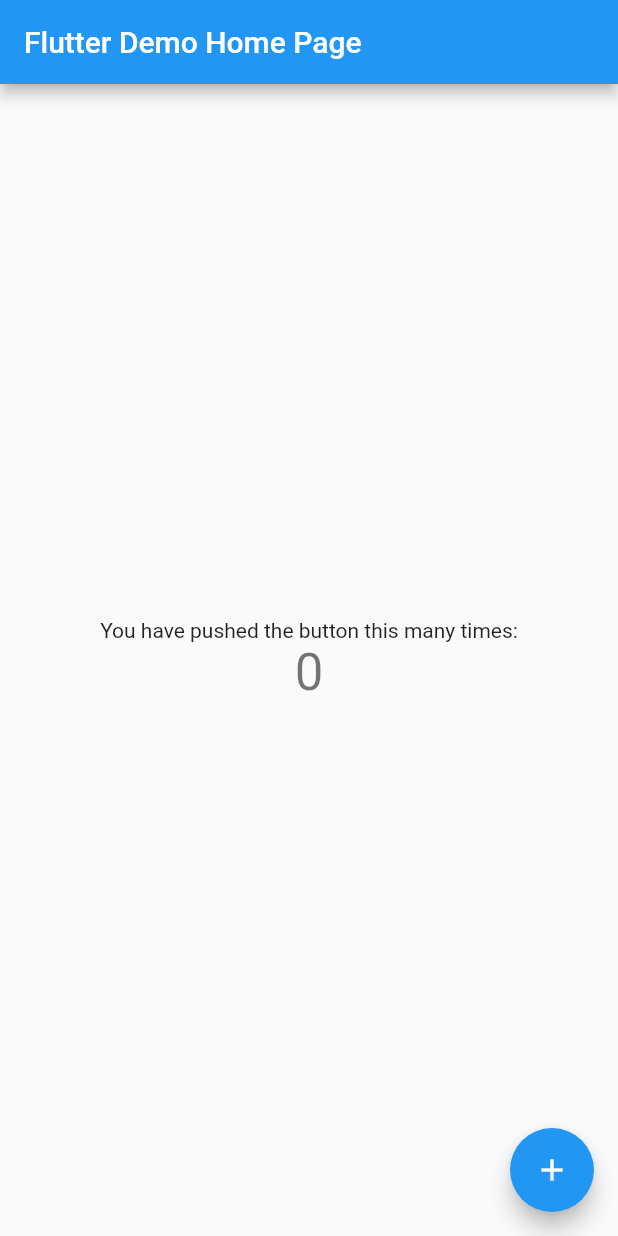
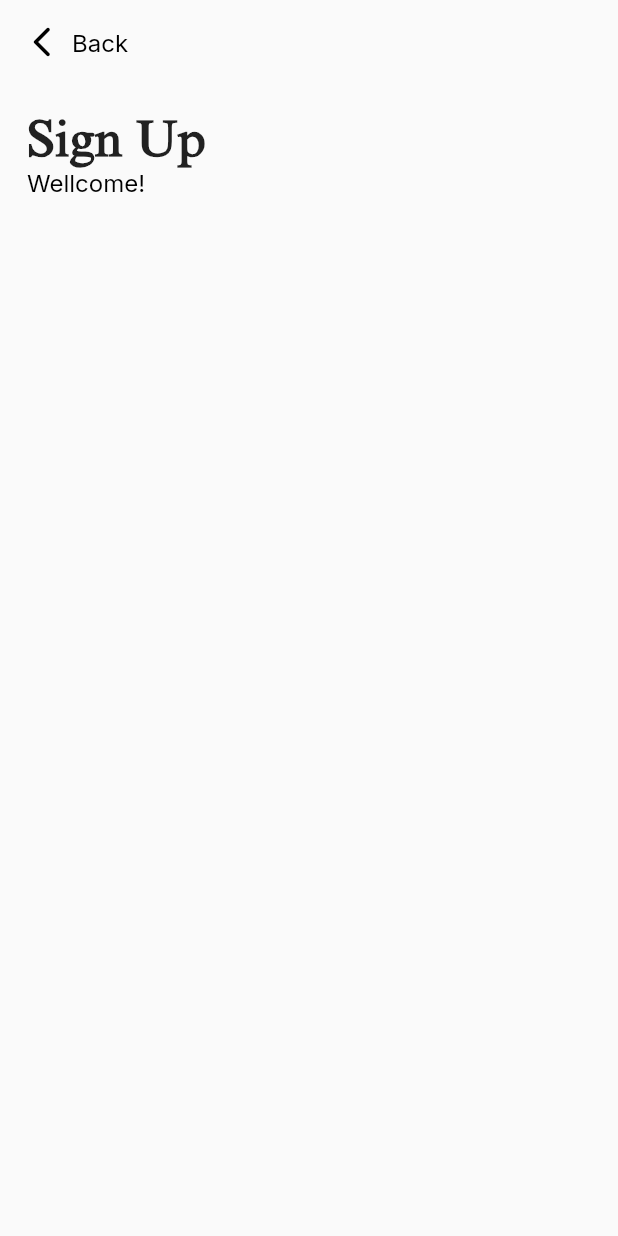
Before and after one commit to marufrobin/law, a Flutter app: the screen it shows after launch, on a phone screen of 412 x 824 dp. Run offline on Flutter 3.47's test engine with Material 2 defaults, Android fonts, the phone set to English and light mode, and no system bars; our stand-ins replace google_fonts.

Commit message:
signup page added

```diff
--- /dev/null
+++ b/lib/authentication/signUpPage.dart
@@ -0,0 +1,69 @@
+import 'package:flutter/material.dart';
+import 'package:google_fonts/google_fonts.dart';
+
+class SignUpPageEnglish extends StatelessWidget {
+  const SignUpPageEnglish({Key? key}) : super(key: key);
+
+  @override
+  Widget build(BuildContext context) {
+    return SafeArea(
+      child: Scaffold(
+        appBar: AppBar(
+          backgroundColor: Colors.transparent,
+          elevation: 0, title: buildAppBar(),
+          // leading: buildAppBar(),
+        ),
+        body: Container(
+          margin: const EdgeInsets.all(18),
+          child: Column(
+            crossAxisAlignment: CrossAxisAlignment.start,
+            children: [
+              Text(
+                "Sign Up",
+                style: TextStyle(
+                  fontSize: 34,
+                  fontWeight: FontWeight.w700,
+                  fontFamily: "timesNewRoman",
+                ),
+              ),
+              Text(
+                "Wellcome!",
+                style: GoogleFonts.inter(
+                  color: Colors.black,
+                  fontSize: 16,
+                  fontWeight: FontWeight.w400,
+                ),
+              ),
+            ],
+          ),
+        ),
+      ),
+    );
+  }
+
+  // Appbar for back button and "Back" text
+  Row buildAppBar() {
+    return Row(
+      children: [
+        GestureDetector(
+          onTap: () {},
+          child: Icon(
+            Icons.arrow_back_ios_new_rounded,
+            color: Colors.black,
+          ),
+        ),
+        SizedBox(
+          width: 8,
+        ),
+        Text(
+          "Back",
+          style: GoogleFonts.inter(
+            color: Colors.black,
+            fontSize: 16,
+            fontWeight: FontWeight.w400,
+          ),
+        ),
+      ],
+    );
+  }
+}
--- a/lib/main.dart
+++ b/lib/main.dart
@@ -1,4 +1,7 @@
 import 'package:flutter/material.dart';
+import 'package:flutter/services.dart';
+
+import 'authentication/signUpPage.dart';
 
 void main() {
   runApp(const MyApp());
@@ -10,106 +13,14 @@ class MyApp extends StatelessWidget {
   // This widget is the root of your application.
   @override
   Widget build(BuildContext context) {
+    SystemChrome.setSystemUIOverlayStyle(
+        SystemUiOverlayStyle(statusBarColor: Colors.transparent));
     return MaterialApp(
-      title: 'Flutter Demo',
+      title: 'Admin Panel English',
       theme: ThemeData(
-        // This is the theme of your application.
-        //
-        // Try running your application with "flutter run". You'll see the
-        // application has a blue toolbar. Then, without quitting the app, try
-        // changing the primarySwatch below to Colors.green and then invoke
-        // "hot reload" (press "r" in the console where you ran "flutter run",
-        // or simply save your changes to "hot reload" in a Flutter IDE).
-        // Notice that the counter didn't reset back to zero; the application
-        // is not restarted.
         primarySwatch: Colors.blue,
       ),
-      home: const MyHomePage(title: 'Flutter Demo Home Page'),
+      home: SignUpPageEnglish(),
     );
   }
 }
-
-class MyHomePage extends StatefulWidget {
-  const MyHomePage({super.key, required this.title});
-
-  // This widget is the home page of your application. It is stateful, meaning
-  // that it has a State object (defined below) that contains fields that affect
-  // how it looks.
-
-  // This class is the configuration for the state. It holds the values (in this
-  // case the title) provided by the parent (in this case the App widget) and
-  // used by the build method of the State. Fields in a Widget subclass are
-  // always marked "final".
-
-  final String title;
-
-  @override
-  State<MyHomePage> createState() => _MyHomePageState();
-}
-
-class _MyHomePageState extends State<MyHomePage> {
-  int _counter = 0;
-
-  void _incrementCounter() {
-    setState(() {
-      // This call to setState tells the Flutter framework that something has
-      // changed in this State, which causes it to rerun the build method below
-      // so that the display can reflect the updated values. If we changed
-      // _counter without calling setState(), then the build method would not be
-      // called again, and so nothing would appear to happen.
-      _counter++;
-    });
-  }
-
-  @override
-  Widget build(BuildContext context) {
-    // This method is rerun every time setState is called, for instance as done
-    // by the _incrementCounter method above.
-    //
-    // The Flutter framework has been optimized to make rerunning build methods
-    // fast, so that you can just rebuild anything that needs updating rather
-    // than having to individually change instances of widgets.
-    return Scaffold(
-      appBar: AppBar(
-        // Here we take the value from the MyHomePage object that was created by
-        // the App.build method, and use it to set our appbar title.
-        title: Text(widget.title),
-      ),
-      body: Center(
-        // Center is a layout widget. It takes a single child and positions it
-        // in the middle of the parent.
-        child: Column(
-          // Column is also a layout widget. It takes a list of children and
-          // arranges them vertically. By default, it sizes itself to fit its
-          // children horizontally, and tries to be as tall as its parent.
-          //
-          // Invoke "debug painting" (press "p" in the console, choose the
-          // "Toggle Debug Paint" action from the Flutter Inspector in Android
-          // Studio, or the "Toggle Debug Paint" command in Visual Studio Code)
-          // to see the wireframe for each widget.
-          //
-          // Column has various properties to control how it sizes itself and
-          // how it positions its children. Here we use mainAxisAlignment to
-          // center the children vertically; the main axis here is the vertical
-          // axis because Columns are vertical (the cross axis would be
-          // horizontal).
-          mainAxisAlignment: MainAxisAlignment.center,
-          children: <Widget>[
-            const Text(
-              'You have pushed the button this many times:',
-            ),
-            Text(
-              '$_counter',
-              style: Theme.of(context).textTheme.headline4,
-            ),
-          ],
-        ),
-      ),
-      floatingActionButton: FloatingActionButton(
-        onPressed: _incrementCounter,
-        tooltip: 'Increment',
-        child: const Icon(Icons.add),
-      ), // This trailing comma makes auto-formatting nicer for build methods.
-    );
-  }
-}
```
Also changed, not shown: pubspec.yaml (+5 -4 lines), fonts/times new roman.ttf (added), pubspec.lock.
